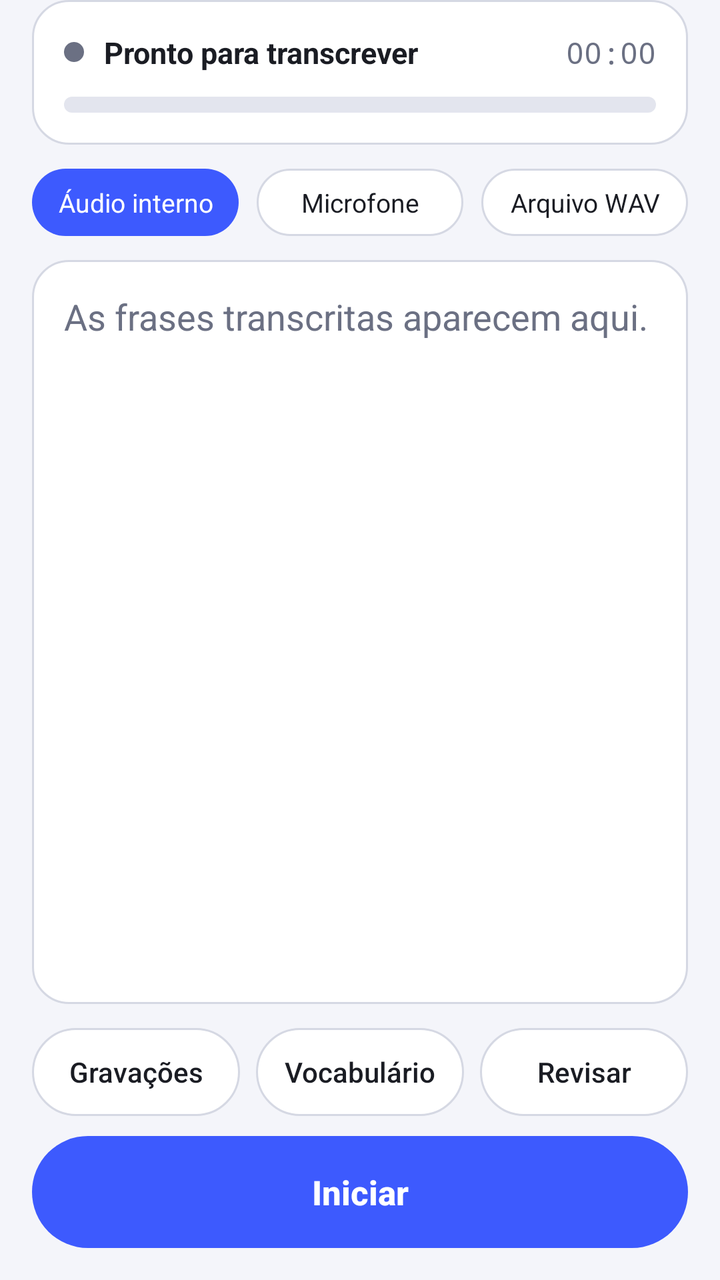
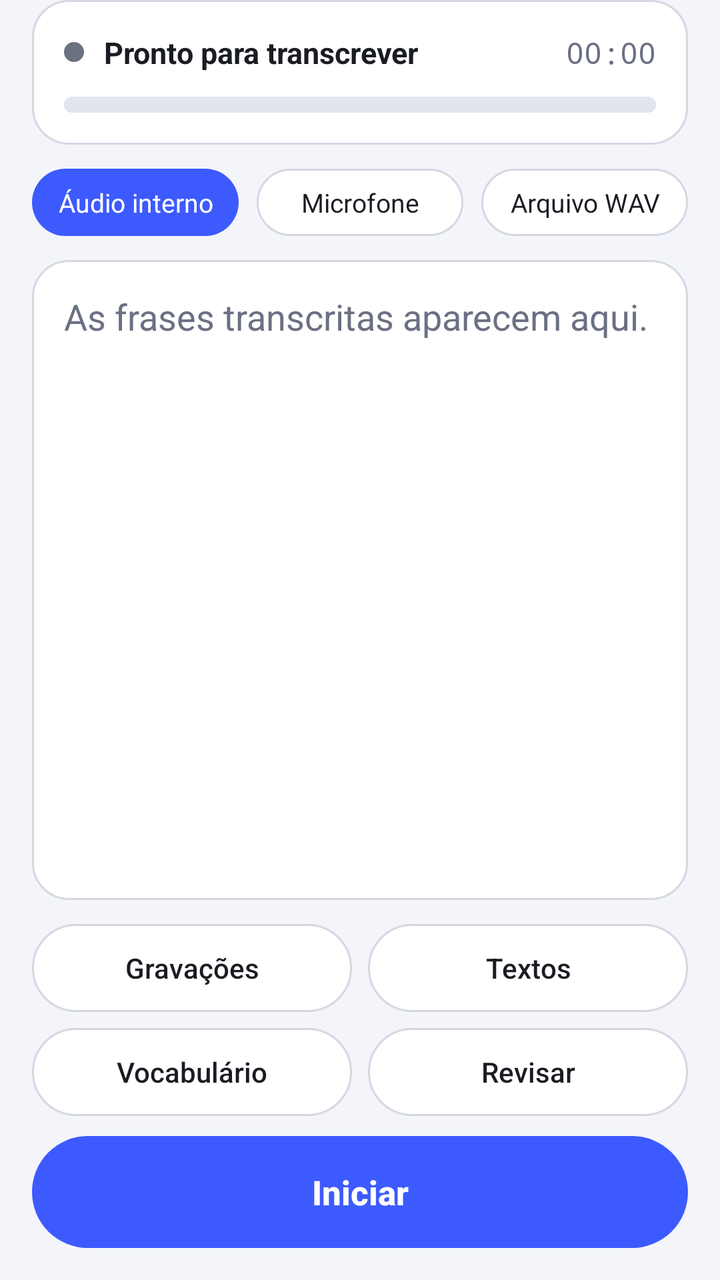

Screens rendered from an Android XML layout before and after an edit, with the pre-edit source and the edit as a unified diff.
<!-- AndroidManifest.xml: application theme Theme.LegendaJP -->
<!-- res/layout/activity_main.xml -->
<?xml version="1.0" encoding="utf-8"?>
<LinearLayout xmlns:android="http://schemas.android.com/apk/res/android"
    android:layout_width="match_parent"
    android:layout_height="match_parent"
    android:orientation="vertical"
    android:paddingStart="16dp"
    android:paddingEnd="16dp"
    android:paddingBottom="16dp">

    
    <LinearLayout
        android:id="@+id/compactBar"
        android:layout_width="match_parent"
        android:layout_height="wrap_content"
        android:layout_marginTop="6dp"
        android:orientation="horizontal"
        android:gravity="center_vertical"
        android:visibility="gone">

        <View
            android:id="@+id/compactDot"
            android:layout_width="10dp"
            android:layout_height="10dp"
            android:layout_marginEnd="6dp"
            android:background="@drawable/status_dot" />

        <TextView
            android:id="@+id/compactTimer"
            android:layout_width="wrap_content"
            android:layout_height="wrap_content"
            android:layout_marginEnd="8dp"
            android:fontFamily="monospace"
            android:text="00:00"
            android:textColor="@color/text_secondary"
            android:textSize="13sp" />

        <TextView
            android:id="@+id/compactStatus"
            android:layout_width="0dp"
            android:layout_height="wrap_content"
            android:layout_weight="1"
            android:ellipsize="end"
            android:maxLines="1"
            android:textColor="@color/text_secondary"
            android:textSize="12sp" />

        <Button
            android:id="@+id/compactMain"
            style="@style/Button.Primary"
            android:layout_width="wrap_content"
            android:layout_height="36dp"
            android:minHeight="36dp"
            android:paddingStart="14dp"
            android:paddingEnd="14dp"
            android:textSize="13sp"
            android:text="@string/start" />

        <Button
            android:id="@+id/compactVocab"
            style="@style/Button.Outline"
            android:layout_width="wrap_content"
            android:layout_height="36dp"
            android:minHeight="36dp"
            android:layout_marginStart="4dp"
            android:paddingStart="10dp"
            android:paddingEnd="10dp"
            android:text="Vocab" />

        <Button
            android:id="@+id/compactRec"
            style="@style/Button.Outline"
            android:layout_width="wrap_content"
            android:layout_height="36dp"
            android:minHeight="36dp"
            android:layout_marginStart="4dp"
            android:paddingStart="10dp"
            android:paddingEnd="10dp"
            android:text="Gravações" />

        <Button
            android:id="@+id/compactMenu"
            style="@style/Button.Outline"
            android:layout_width="36dp"
            android:layout_height="36dp"
            android:minHeight="36dp"
            android:layout_marginStart="4dp"
            android:paddingStart="0dp"
            android:paddingEnd="0dp"
            android:text="⋮" />
    </LinearLayout>

    
    <LinearLayout
        android:id="@+id/statusCard"
        android:layout_width="match_parent"
        android:layout_height="wrap_content"
        android:orientation="vertical"
        android:background="@drawable/bg_card"
        android:padding="16dp">

        <LinearLayout
            android:layout_width="match_parent"
            android:layout_height="wrap_content"
            android:orientation="horizontal"
            android:gravity="center_vertical">

            <View
                android:id="@+id/statusDot"
                android:layout_width="10dp"
                android:layout_height="10dp"
                android:layout_marginEnd="10dp"
                android:background="@drawable/status_dot" />

            <TextView
                android:id="@+id/statusText"
                android:layout_width="0dp"
                android:layout_height="wrap_content"
                android:layout_weight="1"
                android:text="@string/status_ready"
                android:textColor="@color/text"
                android:textSize="15sp"
                android:textStyle="bold" />

            <TextView
                android:id="@+id/timer"
                android:layout_width="wrap_content"
                android:layout_height="wrap_content"
                android:text="00:00"
                android:fontFamily="monospace"
                android:textColor="@color/text_secondary"
                android:textSize="15sp" />
        </LinearLayout>

        <TextView
            android:id="@+id/statusDetail"
            android:layout_width="match_parent"
            android:layout_height="wrap_content"
            android:layout_marginTop="4dp"
            android:textColor="@color/text_secondary"
            android:textSize="13sp"
            android:textIsSelectable="true"
            android:visibility="gone" />

        <ProgressBar
            android:id="@+id/levelBar"
            style="?android:attr/progressBarStyleHorizontal"
            android:layout_width="match_parent"
            android:layout_height="8dp"
            android:layout_marginTop="12dp"
            android:max="100"
            android:progressDrawable="@drawable/level_progress" />
    </LinearLayout>

    
    <RadioGroup
        android:id="@+id/sourceGroup"
        android:layout_width="match_parent"
        android:layout_height="wrap_content"
        android:layout_marginTop="12dp"
        android:orientation="horizontal">

        <RadioButton
            android:id="@+id/sourceInternal"
            style="@style/Chip"
            android:layout_width="0dp"
            android:layout_height="wrap_content"
            android:layout_weight="1"
            android:layout_marginEnd="6dp"
            android:checked="true"
            android:text="@string/source_internal" />

        <RadioButton
            android:id="@+id/sourceMic"
            style="@style/Chip"
            android:layout_width="0dp"
            android:layout_height="wrap_content"
            android:layout_weight="1"
            android:layout_marginStart="3dp"
            android:layout_marginEnd="3dp"
            android:text="@string/source_mic" />

        <RadioButton
            android:id="@+id/sourceFile"
            style="@style/Chip"
            android:layout_width="0dp"
            android:layout_height="wrap_content"
            android:layout_weight="1"
            android:layout_marginStart="6dp"
            android:text="@string/source_file" />
    </RadioGroup>

    
    <FrameLayout
        android:id="@+id/transcriptCard"
        android:layout_width="match_parent"
        android:layout_height="0dp"
        android:layout_weight="1"
        android:layout_marginTop="12dp"
        android:background="@drawable/bg_card">

        <ScrollView
            android:id="@+id/scroll"
            android:layout_width="match_parent"
            android:layout_height="match_parent"
            android:padding="16dp"
            android:scrollbars="vertical">

            <LinearLayout
                android:layout_width="match_parent"
                android:layout_height="wrap_content"
                android:orientation="vertical">

                <TextView
                    android:id="@+id/transcript"
                    android:layout_width="match_parent"
                    android:layout_height="wrap_content"
                    android:text="@string/empty_transcript"
                    android:textColor="@color/text_secondary"
                    android:textSize="18sp"
                    android:lineSpacingExtra="6dp"
                    android:textIsSelectable="true" />

                <TextView
                    android:id="@+id/partial"
                    android:layout_width="match_parent"
                    android:layout_height="wrap_content"
                    android:layout_marginTop="8dp"
                    android:textColor="@color/accent"
                    android:textSize="17sp"
                    android:lineSpacingExtra="6dp"
                    android:visibility="gone" />
            </LinearLayout>
        </ScrollView>
    </FrameLayout>

    
    <LinearLayout
        android:id="@+id/bottomRow"
        android:layout_width="match_parent"
        android:layout_height="wrap_content"
        android:layout_marginTop="12dp"
        android:orientation="horizontal">

        <Button
            android:id="@+id/btnRecordings"
            style="@style/Button.Outline"
            android:layout_width="0dp"
            android:layout_height="wrap_content"
            android:layout_weight="1"
            android:layout_marginEnd="4dp"
            android:text="@string/recordings" />

        <Button
            android:id="@+id/btnVocab"
            style="@style/Button.Outline"
            android:layout_width="0dp"
            android:layout_height="wrap_content"
            android:layout_weight="1"
            android:layout_marginStart="4dp"
            android:layout_marginEnd="4dp"
            android:text="@string/vocab" />

        <Button
            android:id="@+id/btnReview"
            style="@style/Button.Outline"
            android:layout_width="0dp"
            android:layout_height="wrap_content"
            android:layout_weight="1"
            android:layout_marginStart="4dp"
            android:text="Revisar" />
    </LinearLayout>

    
    <Button
        android:id="@+id/btnMain"
        style="@style/Button.Primary"
        android:layout_width="match_parent"
        android:layout_height="wrap_content"
        android:layout_marginTop="10dp"
        android:text="@string/start" />
</LinearLayout>
<!-- resources referenced by this layout -->
<resources>
  <color name="accent">#3D5AFE</color>
  <color name="text">#1A1C23</color>
  <color name="text_secondary">#6B7083</color>
  <!-- drawable bg_card (drawable) -->
  <?xml version="1.0" encoding="utf-8"?>
  <shape xmlns:android="http://schemas.android.com/apk/res/android" android:shape="rectangle">
      <solid android:color="@color/card" />
      <stroke android:width="1dp" android:color="@color/outline" />
      <corners android:radius="18dp" />
  </shape>
  <!-- drawable status_dot (drawable) -->
  <?xml version="1.0" encoding="utf-8"?>
  <shape xmlns:android="http://schemas.android.com/apk/res/android" android:shape="oval">
      <solid android:color="@color/text_secondary" />
      <size android:width="10dp" android:height="10dp" />
  </shape>
  <string name="empty_transcript">As frases transcritas aparecem aqui.</string>
  <string name="recordings">Gravações</string>
  <string name="source_file">Arquivo WAV</string>
  <string name="source_internal">Áudio interno</string>
  <string name="source_mic">Microfone</string>
  <string name="start">Iniciar</string>
  <string name="status_ready">Pronto para transcrever</string>
  <string name="vocab">Vocabulário</string>
  <style name="Button.Primary" parent="@android:style/Widget.DeviceDefault.Button">
          <item name="android:background">@drawable/bg_button_primary</item>
          <item name="android:textColor">#FFFFFF</item>
          <item name="android:textSize">17sp</item>
          <item name="android:textStyle">bold</item>
          <item name="android:textAllCaps">false</item>
          <item name="android:minHeight">56dp</item>
          <item name="android:stateListAnimator">@null</item>
      </style>
  <color name="card">#FFFFFF</color>
  <color name="outline">#D5D8E3</color>
  <color name="level_track">#E3E5EE</color>
  <!-- drawable bg_button_outline (drawable) -->
  <?xml version="1.0" encoding="utf-8"?>
  <ripple xmlns:android="http://schemas.android.com/apk/res/android" android:color="@color/accent_soft">
      <item>
          <shape android:shape="rectangle">
              <solid android:color="@color/card" />
              <stroke android:width="1dp" android:color="@color/outline" />
              <corners android:radius="22dp" />
          </shape>
      </item>
  </ripple>
  <!-- drawable bg_button_primary (drawable) -->
  <?xml version="1.0" encoding="utf-8"?>
  <ripple xmlns:android="http://schemas.android.com/apk/res/android" android:color="#33FFFFFF">
      <item>
          <shape android:shape="rectangle">
              <solid android:color="@color/accent" />
              <corners android:radius="28dp" />
          </shape>
      </item>
  </ripple>
  <!-- drawable bg_chip (drawable) -->
  <?xml version="1.0" encoding="utf-8"?>
  <selector xmlns:android="http://schemas.android.com/apk/res/android">
      <item android:state_checked="true">
          <shape android:shape="rectangle">
              <solid android:color="@color/accent" />
              <corners android:radius="20dp" />
          </shape>
      </item>
      <item>
          <shape android:shape="rectangle">
              <solid android:color="@color/card" />
              <stroke android:width="1dp" android:color="@color/outline" />
              <corners android:radius="20dp" />
          </shape>
      </item>
  </selector>
  <color name="primary">#1E2A5A</color>
  <color name="background">#F4F5FA</color>
  <style name="LegendaJP.ActionBar" parent="@android:style/Widget.DeviceDefault.ActionBar.Solid">
          <item name="android:background">@color/background</item>
          <item name="android:elevation">0dp</item>
          <item name="android:titleTextStyle">@style/LegendaJP.ActionBar.Title</item>
      </style>
  <color name="accent_soft">#2A3D5AFE</color>
  <style name="LegendaJP.ActionBar.Title" parent="@android:style/TextAppearance.DeviceDefault.Widget.ActionBar.Title">
          <item name="android:textColor">@color/text</item>
          <item name="android:textStyle">bold</item>
      </style>
  <!-- unchanged entries left out for length: 4 -->
</resources>

<!-- the commit's change to res/layout/activity_main.xml (unified diff, before → after) -->
@@ -239,35 +239,56 @@
         android:layout_width="match_parent"
         android:layout_height="wrap_content"
         android:layout_marginTop="12dp"
-        android:orientation="horizontal">
-
-        <Button
-            android:id="@+id/btnRecordings"
-            style="@style/Button.Outline"
-            android:layout_width="0dp"
-            android:layout_height="wrap_content"
-            android:layout_weight="1"
-            android:layout_marginEnd="4dp"
-            android:text="@string/recordings" />
-
-        <Button
-            android:id="@+id/btnVocab"
-            style="@style/Button.Outline"
-            android:layout_width="0dp"
-            android:layout_height="wrap_content"
-            android:layout_weight="1"
-            android:layout_marginStart="4dp"
-            android:layout_marginEnd="4dp"
-            android:text="@string/vocab" />
-
-        <Button
-            android:id="@+id/btnReview"
-            style="@style/Button.Outline"
-            android:layout_width="0dp"
-            android:layout_height="wrap_content"
-            android:layout_weight="1"
-            android:layout_marginStart="4dp"
-            android:text="Revisar" />
+        android:orientation="vertical">
+
+        <LinearLayout
+            android:layout_width="match_parent"
+            android:layout_height="wrap_content"
+            android:orientation="horizontal">
+
+            <Button
+                android:id="@+id/btnRecordings"
+                style="@style/Button.Outline"
+                android:layout_width="0dp"
+                android:layout_height="wrap_content"
+                android:layout_weight="1"
+                android:layout_marginEnd="4dp"
+                android:text="@string/recordings" />
+
+            <Button
+                android:id="@+id/btnTexts"
+                style="@style/Button.Outline"
+                android:layout_width="0dp"
+                android:layout_height="wrap_content"
+                android:layout_weight="1"
+                android:layout_marginStart="4dp"
+                android:text="Textos" />
+        </LinearLayout>
+
+        <LinearLayout
+            android:layout_width="match_parent"
+            android:layout_height="wrap_content"
+            android:layout_marginTop="8dp"
+            android:orientation="horizontal">
+
+            <Button
+                android:id="@+id/btnVocab"
+                style="@style/Button.Outline"
+                android:layout_width="0dp"
+                android:layout_height="wrap_content"
+                android:layout_weight="1"
+                android:layout_marginEnd="4dp"
+                android:text="@string/vocab" />
+
+            <Button
+                android:id="@+id/btnReview"
+                style="@style/Button.Outline"
+                android:layout_width="0dp"
+                android:layout_height="wrap_content"
+                android:layout_weight="1"
+                android:layout_marginStart="4dp"
+                android:text="Revisar" />
+        </LinearLayout>
     </LinearLayout>
 
     
